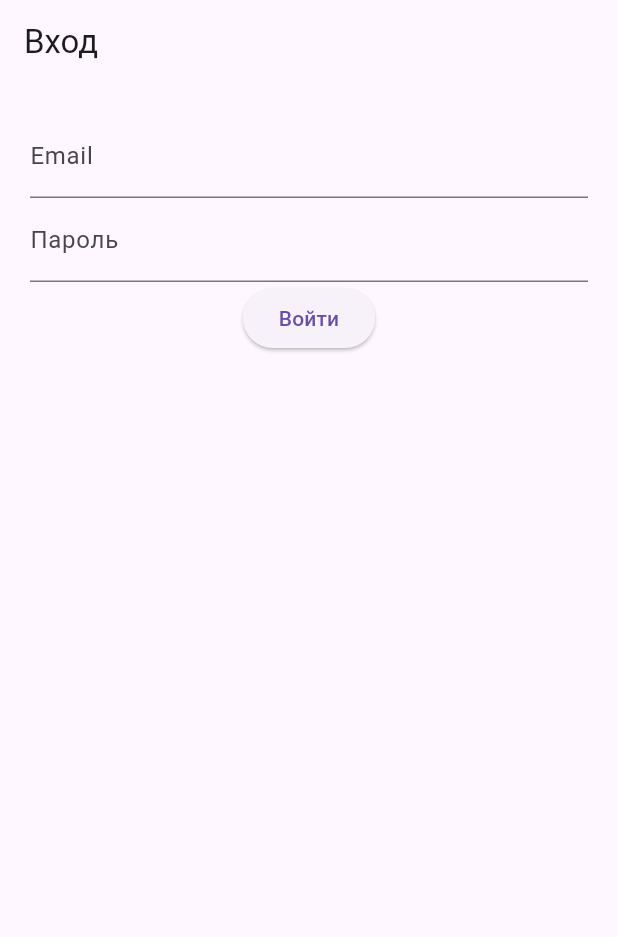
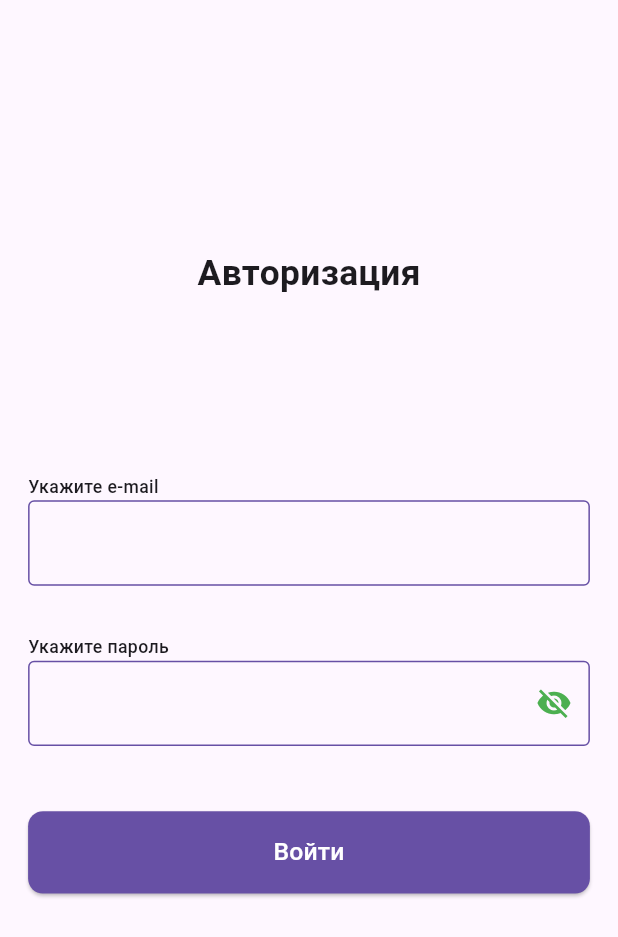
Before and after one commit to Promss/my_diplom, a Flutter app: the screen it shows after launch, on a phone screen of 412 x 824 dp. Shown: the top 937 px of the screen. Run offline on Flutter 3.47's test engine with Material 3 defaults, Android fonts, the phone set to English and light mode, and no system bars; our stand-ins replace firebase_auth, firebase_core, go_router, google_fonts; accounts and stored records are empty.

Commit message:
Customized the AuthScreen layout

```diff
--- a/lib/screens/auth_screens.dart
+++ b/lib/screens/auth_screens.dart
@@ -18,20 +18,34 @@ class _AuthScreenState extends State<AuthScreen> {
     FirebaseAuth.instance.setSettings(appVerificationDisabledForTesting: true);
   }
 
+  bool _isObscure = true;
   final _formKey = GlobalKey<FormState>();
   final _emailController = TextEditingController();
   final _passwordController = TextEditingController();
   String? _errorMessage;
+  Color _emailBorderColor =
+      Color.fromRGBO(103, 80, 165, 1.0); // Initial border color for email field
+  Color _passwordBorderColor = Color.fromRGBO(103, 80, 165, 1.0);
 
   Future<void> _signIn() async {
     if (_formKey.currentState!.validate()) {
       final userCredential = await AuthService.signInWithEmailAndPassword(
           _emailController.text, _passwordController.text);
       if (userCredential != null) {
+        _emailBorderColor = Color.fromRGBO(103, 80, 165, 1.0);
+        _passwordBorderColor = Color.fromRGBO(103, 80, 165, 1.0);
         context.go('/mainScreen'); // Assuming proper route configuration
       } else {
         setState(() {
-          _errorMessage = "Неверный логин или пароль"; // Example error message
+          _errorMessage = "Неверный логин или пароль";
+          _emailBorderColor = Colors.red;
+          _passwordBorderColor = Colors.red;
+          ScaffoldMessenger.of(context).showSnackBar(
+            const SnackBar(
+              content: Text('Неверный логин или пароль'),
+              duration: Duration(seconds: 2),
+            ),
+          );
         });
       }
     }
@@ -39,19 +53,57 @@ class _AuthScreenState extends State<AuthScreen> {
 
   @override
   Widget build(BuildContext context) {
+    MediaQueryData queryData = MediaQuery.of(context);
+    double screenWidth = queryData.size.width;
+    double screenHeight = queryData.size.height;
     return Scaffold(
-      appBar: AppBar(
-        title: Text('Вход'),
-      ),
-      body: Padding(
-        padding: EdgeInsets.all(20.0),
+      resizeToAvoidBottomInset: false,
+      body: Center(
+        child: SizedBox(
+          width: screenWidth / 1.1,
           child: Form(
             key: _formKey,
             child: Column(
+              mainAxisAlignment: MainAxisAlignment.start,
+              crossAxisAlignment: CrossAxisAlignment.start,
               children: [
+                SizedBox(
+                  height: screenHeight / 5,
+                ),
+                Center(
+                  child: Text(
+                    'Авторизация',
+                    style: TextStyle(
+                        fontSize: screenHeight / 35,
+                        fontWeight: FontWeight.w600),
+                  ),
+                ),
+                SizedBox(
+                  height: screenHeight / 7,
+                ),
+                Text(
+                  'Укажите e-mail',
+                  style: TextStyle(
+                      fontSize: screenHeight / 70, fontWeight: FontWeight.w500),
+                ),
                 TextFormField(
                   controller: _emailController,
-                decoration: InputDecoration(labelText: 'Email'),
+                  decoration: InputDecoration(
+                    contentPadding: EdgeInsets.symmetric(
+                        vertical: screenHeight / 50,
+                        horizontal: screenWidth / 50),
+                    focusedBorder: const OutlineInputBorder(
+                      borderSide: BorderSide(
+                        color: Colors.green,
+                      ),
+                    ),
+                    enabledBorder: OutlineInputBorder(
+                      borderSide: BorderSide(
+                        color: _emailBorderColor,
+                      ),
+                    ),
+                    border: const OutlineInputBorder(),
+                  ),
                   validator: (value) {
                     if (value!.isEmpty) {
                       return 'Пожалуйста, введите email.';
@@ -59,10 +111,44 @@ class _AuthScreenState extends State<AuthScreen> {
                     return null;
                   },
                 ),
+                SizedBox(
+                  height: screenHeight / 25,
+                ),
+                Text(
+                  'Укажите пароль',
+                  style: TextStyle(
+                      fontSize: screenHeight / 70, fontWeight: FontWeight.w500),
+                ),
                 TextFormField(
+                  obscureText: _isObscure,
                   controller: _passwordController,
-                decoration: InputDecoration(labelText: 'Пароль'),
-                obscureText: true,
+                  decoration: InputDecoration(
+                    contentPadding: EdgeInsets.symmetric(
+                        vertical: screenHeight / 50,
+                        horizontal: screenWidth / 50),
+                    enabledBorder: OutlineInputBorder(
+                      borderSide: BorderSide(
+                        color: _passwordBorderColor,
+                      ),
+                    ),
+                    focusedBorder: const OutlineInputBorder(
+                      borderSide: BorderSide(
+                        color: Colors.green,
+                      ),
+                    ),
+                    border: const OutlineInputBorder(),
+                    suffixIcon: IconButton(
+                      icon: Icon(
+                        _isObscure ? Icons.visibility_off : Icons.visibility,
+                        color: Colors.green,
+                      ),
+                      onPressed: () {
+                        setState(() {
+                          _isObscure = !_isObscure;
+                        });
+                      },
+                    ),
+                  ),
                   validator: (value) {
                     if (value!.isEmpty) {
                       return 'Пожалуйста, введите пароль.';
@@ -70,16 +156,30 @@ class _AuthScreenState extends State<AuthScreen> {
                     return null;
                   },
                 ),
-              if (_errorMessage != null)
-                Text(
-                  _errorMessage!,
-                  style: TextStyle(color: Colors.red),
+                SizedBox(
+                  height: screenHeight / 19,
                 ),
-              ElevatedButton(
+                SizedBox(
+                  width: double.maxFinite,
+                  height: screenHeight / 15,
+                  child: ElevatedButton(
+                    style: ElevatedButton.styleFrom(
+                        shape: RoundedRectangleBorder(
+                          borderRadius: BorderRadius.circular(10.0),
+                        ),
+                        backgroundColor:
+                            const Color.fromRGBO(103, 80, 165, 1.0)),
                     onPressed: _signIn,
-                child: Text('Войти'),
+                    child: Text(
+                      'Войти',
+                      style: TextStyle(
+                          color: const Color.fromRGBO(255, 255, 255, 1),
+                          fontSize: screenHeight / 50),
+                    ),
+                  ),
                 ),
               ],
+            ),
           ),
         ),
       ),
```
Lines whose indentation alone changed are shown as unchanged.
